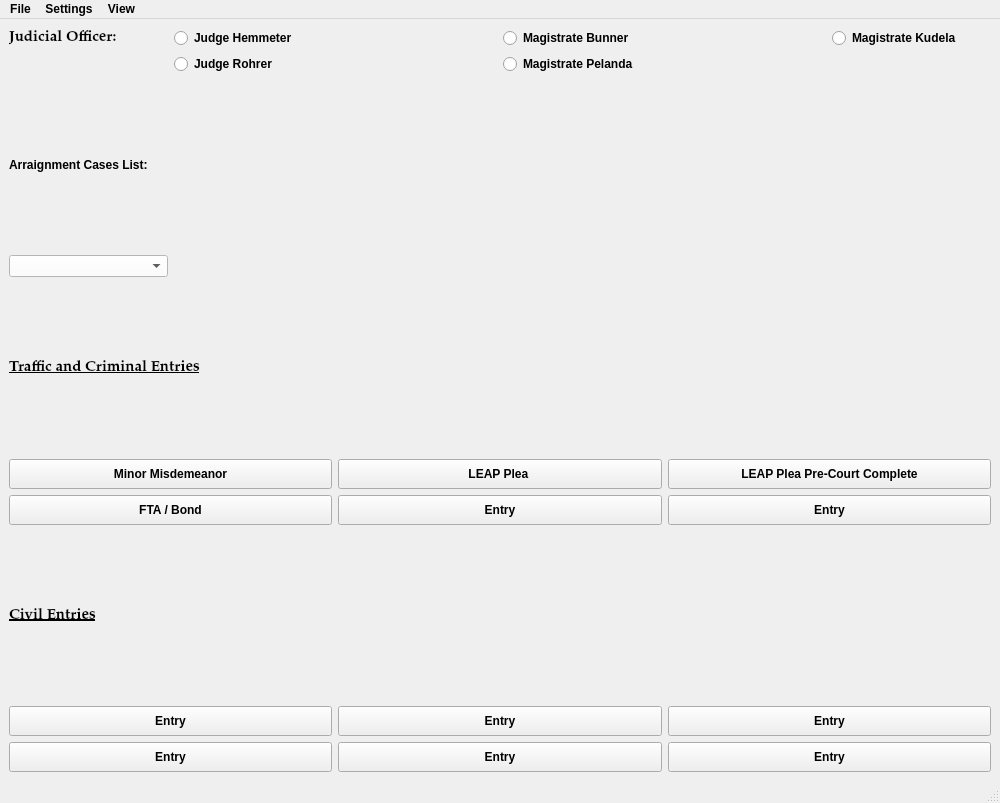
First picture: the form in resources/ui/MainWindow.ui, repository HunterProgram22/MuniEntry, before the edit.
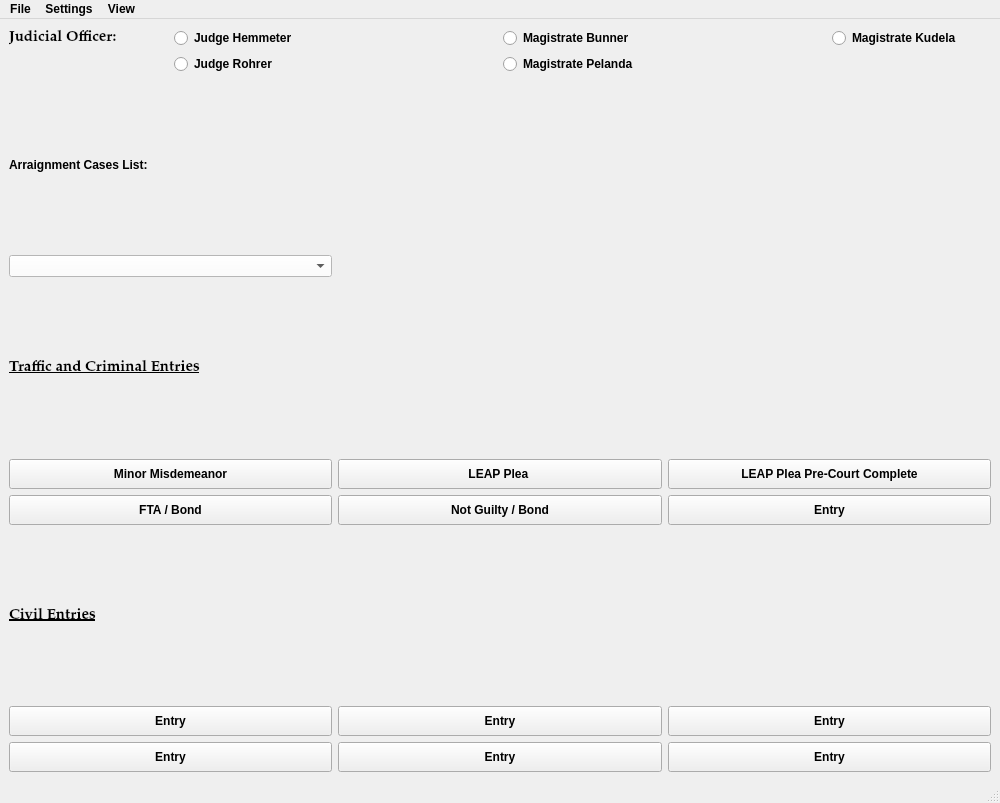
Second picture: the form after the edit.

Commit message: Added Not Guilty Bond Dialog.

Patch:
```diff
--- a/resources/ui/MainWindow.ui
+++ b/resources/ui/MainWindow.ui
@@ -55,7 +55,7 @@
        </size>
       </property>
       <property name="text">
-       <string>Entry</string>
+       <string>Not Guilty / Bond</string>
       </property>
      </widget>
     </item>
@@ -95,13 +95,6 @@
       </property>
      </widget>
     </item>
-    <item row="2" column="0">
-     <widget class="QLabel" name="label_3">
-      <property name="text">
-       <string>Arraignment Cases List:</string>
-      </property>
-     </widget>
-    </item>
     <item row="9" column="4" colspan="2">
      <widget class="QPushButton" name="FinalJudgmentEntryButton_4">
       <property name="minimumSize">
@@ -276,13 +269,6 @@
       </attribute>
      </widget>
     </item>
-    <item row="3" column="0">
-     <widget class="QComboBox" name="arraignment_cases_box">
-      <property name="styleSheet">
-       <string notr="true">background-color: rgb(255, 255, 255);</string>
-      </property>
-     </widget>
-    </item>
     <item row="1" column="1" colspan="2">
      <widget class="QRadioButton" name="rohrer_radioButton">
       <property name="text">
@@ -306,6 +292,20 @@
       </property>
      </widget>
     </item>
+    <item row="2" column="0" colspan="2">
+     <widget class="QLabel" name="label_3">
+      <property name="text">
+       <string>Arraignment Cases List:</string>
+      </property>
+     </widget>
+    </item>
+    <item row="3" column="0" colspan="2">
+     <widget class="QComboBox" name="arraignment_cases_box">
+      <property name="styleSheet">
+       <string notr="true">background-color: rgb(255, 255, 255);</string>
+      </property>
+     </widget>
+    </item>
    </layout>
   </widget>
   <widget class="QMenuBar" name="menubar">
```
Left out of the diff: 2 changed lines with no effect on the pictures. The commit also changes 8 other files.
